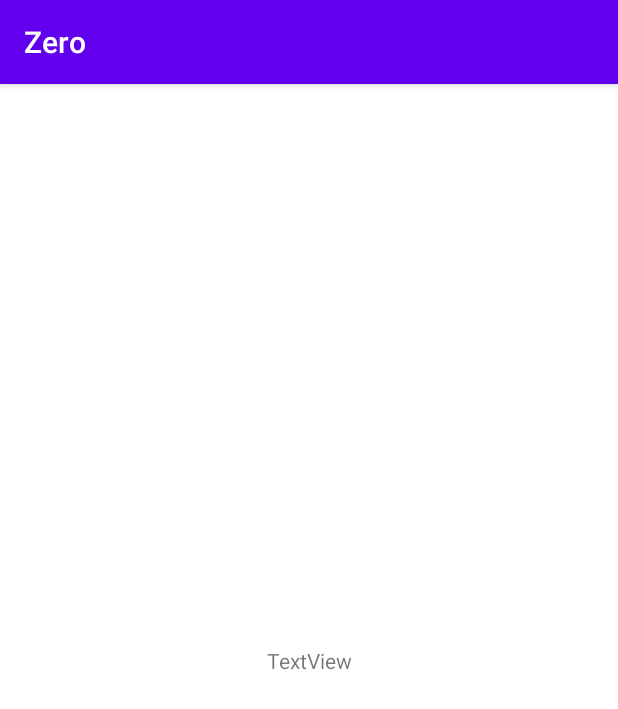
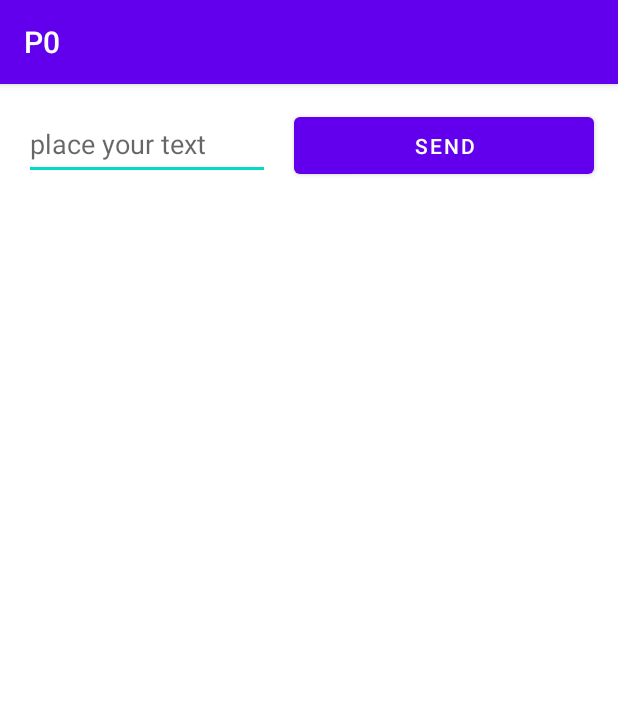
Before and after one commit to Amphxros/VDM-Nonograms, an Android app: the screen it shows after launch (MainActivity), on a phone screen of 412 x 824 dp. Shown: the top 709 px of the screen. Run offline under Robolectric (Android 15) with nearby library versions, the phone set to English and light mode, and no system bars.

Commit message:
mobile app completed

```diff
--- a/p0/amph/app/build.gradle
+++ b/p0/amph/app/build.gradle
@@ -31,6 +31,7 @@ dependencies {
 
     implementation 'androidx.appcompat:appcompat:1.5.1'
     implementation 'com.google.android.material:material:1.6.1'
+    implementation 'androidx.constraintlayout:constraintlayout:2.1.4'
     testImplementation 'junit:junit:4.13.2'
     androidTestImplementation 'androidx.test.ext:junit:1.1.3'
     androidTestImplementation 'androidx.test.espresso:espresso-core:3.4.0'
--- a/p0/amph/app/src/main/res/layout/main_activity.xml
+++ b/p0/amph/app/src/main/res/layout/main_activity.xml
@@ -1,14 +1,38 @@
 <?xml version="1.0" encoding="utf-8"?>
 <androidx.constraintlayout.widget.ConstraintLayout xmlns:android="http://schemas.android.com/apk/res/android"
+    xmlns:app="http://schemas.android.com/apk/res-auto"
     xmlns:tools="http://schemas.android.com/tools"
     android:layout_width="match_parent"
-    android:layout_height="match_parent">
+    android:layout_height="match_parent"
+    tools:context=".MainActivity">
 
-    <TextView
-        android:id="@+id/textView2"
+    <Button
+        android:id="@+id/button"
         android:layout_width="200dp"
-        android:layout_height="60dp"
-        android:text="TextView"
-        tools:layout_editor_absoluteX="114dp"
-        tools:layout_editor_absoluteY="96dp" />
+        android:layout_height="50dp"
+        android:layout_marginStart="16dp"
+        android:layout_marginEnd="16dp"
+        android:text="@string/send_message"
+
+        app:layout_constraintBaseline_toBaselineOf="@+id/editText"
+        app:layout_constraintEnd_toEndOf="parent"
+        app:layout_constraintHorizontal_bias="0.5"
+        app:layout_constraintStart_toEndOf="@+id/editText" />
+
+    <EditText
+        android:id="@+id/editText"
+        android:layout_width="0dp"
+        android:layout_height="wrap_content"
+        android:layout_marginStart="16dp"
+        android:layout_marginTop="16dp"
+        android:onClick="sendMessage"
+        android:ems="10"
+        android:hint="@string/edit_message"
+        android:inputType="textPersonName"
+        android:minHeight="48dp"
+        app:layout_constraintEnd_toStartOf="@+id/button"
+        app:layout_constraintHorizontal_bias="0.5"
+        app:layout_constraintStart_toStartOf="parent"
+        app:layout_constraintTop_toTopOf="parent" />
+
 </androidx.constraintlayout.widget.ConstraintLayout>
--- a/p0/amph/app/src/main/res/values/strings.xml
+++ b/p0/amph/app/src/main/res/values/strings.xml
@@ -1,3 +1,7 @@
 <resources>
     <string name="app_name">P0</string>
+    <string name="hello_world"> Hello world !!</string>
+
+    <string name="send_message"> SEND</string>
+    <string name="edit_message">place your text</string>
 </resources>
```
Also changed, not shown: p0/amph/app/src/main/AndroidManifest.xml (+26 -1 lines), p0/amph/app/src/main/java/es/ucm/vdm/zero/DisplayMessageActivity.java (added, +14 -0 lines), p0/amph/app/src/main/java/es/ucm/vdm/zero/MainActivity.java (+14 -3 lines), p0/amph/app/src/main/res/layout/activity_display_message.xml (added, +20 -0 lines).
